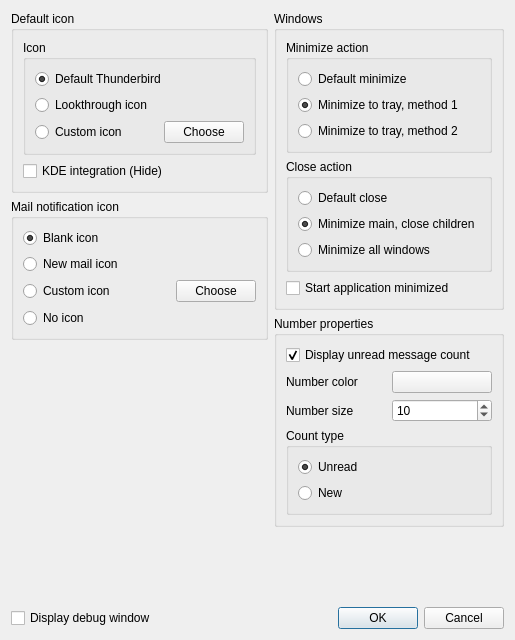
This is app/SysTray-X/preferences.ui in Ximi1970/systray-x as Qt 5 draws it before an edit. The edited form follows.
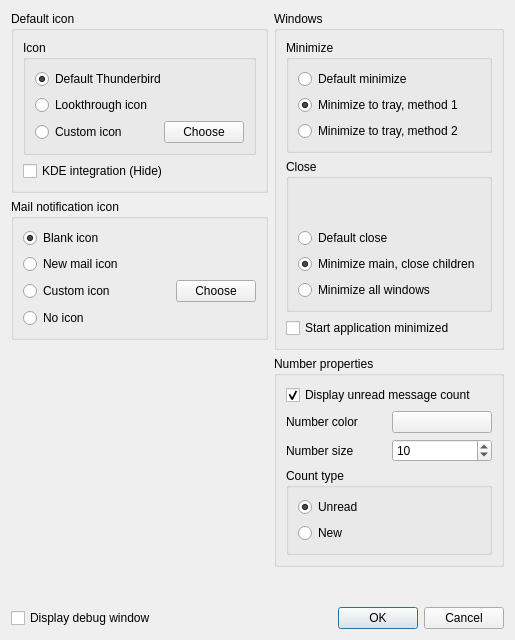
This is the edited form. Icons and pictures are not drawn.

Patch:
```diff
--- a/app/SysTray-X/preferences.ui
+++ b/app/SysTray-X/preferences.ui
@@ -271,7 +271,7 @@
           <item>
            <widget class="QGroupBox" name="groupBox_4">
             <property name="title">
-             <string>Minimize action</string>
+             <string>Minimize</string>
             </property>
             <layout class="QGridLayout" name="gridLayout_2">
              <item row="0" column="0">
@@ -320,9 +320,22 @@
           <item>
            <widget class="QGroupBox" name="groupBox_6">
             <property name="title">
-             <string>Close action</string>
+             <string>Close</string>
             </property>
             <layout class="QVBoxLayout" name="verticalLayout_17">
+             <item>
+              <spacer name="verticalSpacer_3">
+               <property name="orientation">
+                <enum>Qt::Vertical</enum>
+               </property>
+               <property name="sizeHint" stdset="0">
+                <size>
+                 <width>20</width>
+                 <height>40</height>
+                </size>
+               </property>
+              </spacer>
+             </item>
              <item>
               <layout class="QVBoxLayout" name="verticalLayout_16">
                <item>
```
Left out of the diff: 6 changed lines with no effect on the pictures.
